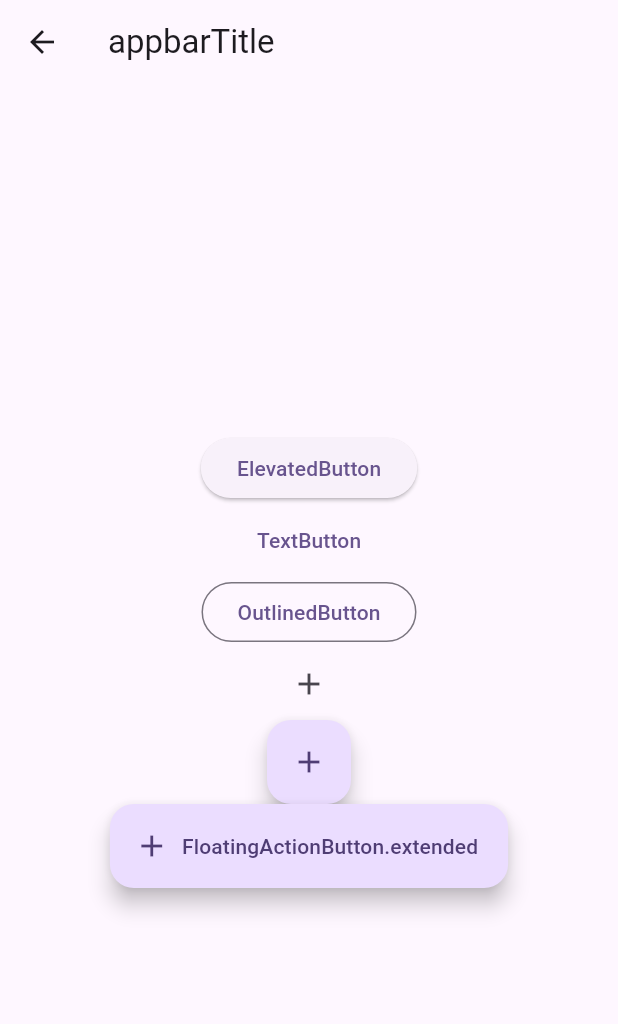
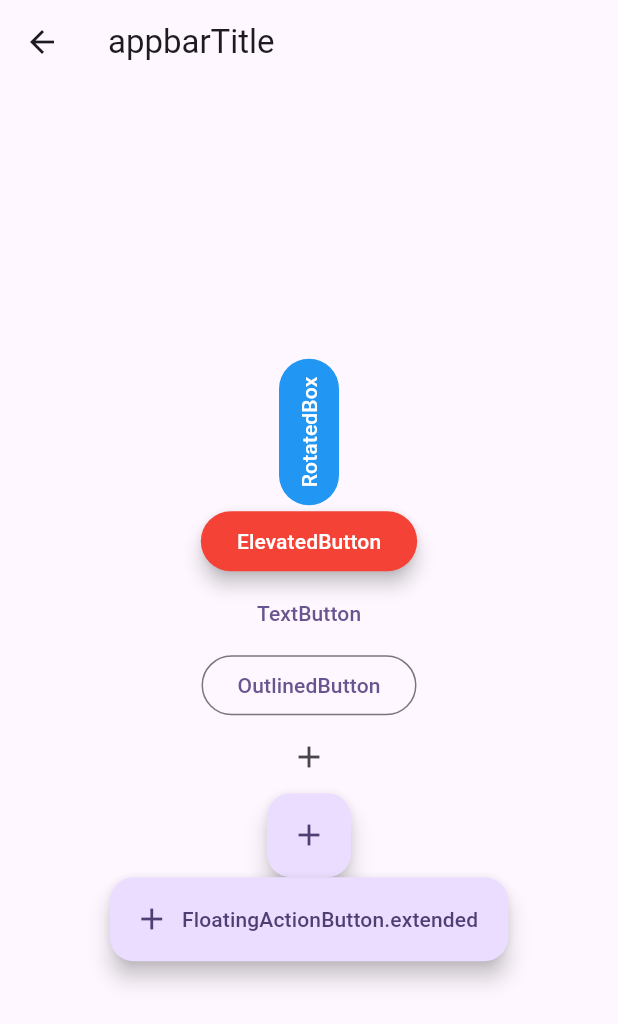
Before and after one commit to MizaelDouglasDeMello/primeiro_projeto-flutter, a Flutter app: the BotaoPage screen opened by its route, on a phone screen of 412 x 824 dp. Shown: the top 1024 px of the screen. Run offline on Flutter 3.47's test engine with Material 3 defaults, Android fonts, the phone set to English and light mode, and no system bars; our stand-ins replace device_preview.

Commit message:
feat:  buttons

```diff
--- a/lib/pages/botoes_rotacao/botao_page.dart
+++ b/lib/pages/botoes_rotacao/botao_page.dart
@@ -18,10 +18,29 @@ class _BotaoPageState extends State<BotaoPage> {
           child: Column(
             mainAxisAlignment: MainAxisAlignment.center,
             children: <Widget>[
+              RotatedBox(
+                  quarterTurns: -1,
+                  child: TextButton(
+                    onPressed: () {},
+                    style: TextButton.styleFrom(
+                        maximumSize: const Size(200, 50),
+                        foregroundColor: Colors.white,
+                        backgroundColor: Colors.blue,
+                        shape: RoundedRectangleBorder(
+                            borderRadius: BorderRadius.circular(20))),
+                    child: const Text("RotatedBox"),
+                  )),
               ElevatedButton(
                 onPressed: () {
                   // Add onPressed code here
                 },
+                style: ElevatedButton.styleFrom(
+                    foregroundColor: Colors.white,
+                    backgroundColor: Colors.red,
+                    shadowColor: Colors.black,
+                    elevation: 5,
+                    shape: RoundedRectangleBorder(
+                        borderRadius: BorderRadius.circular(20))),
                 child: Text('ElevatedButton'),
               ),
               TextButton(
```
